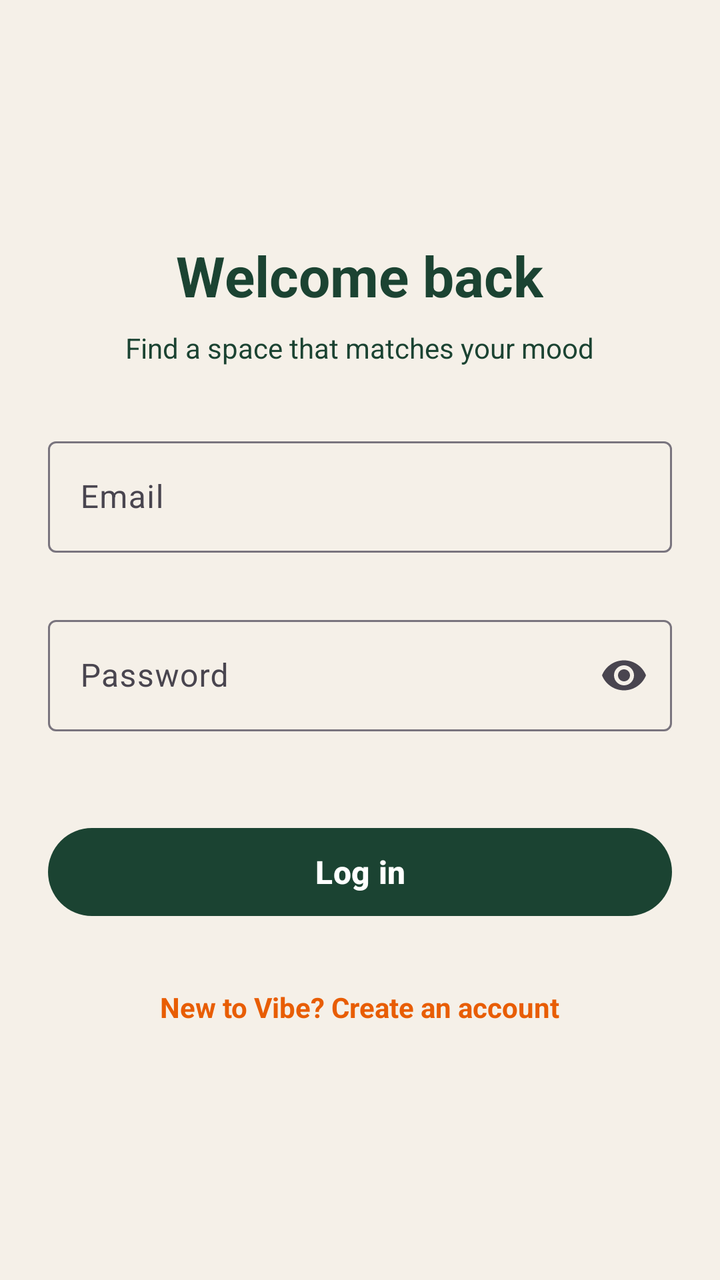
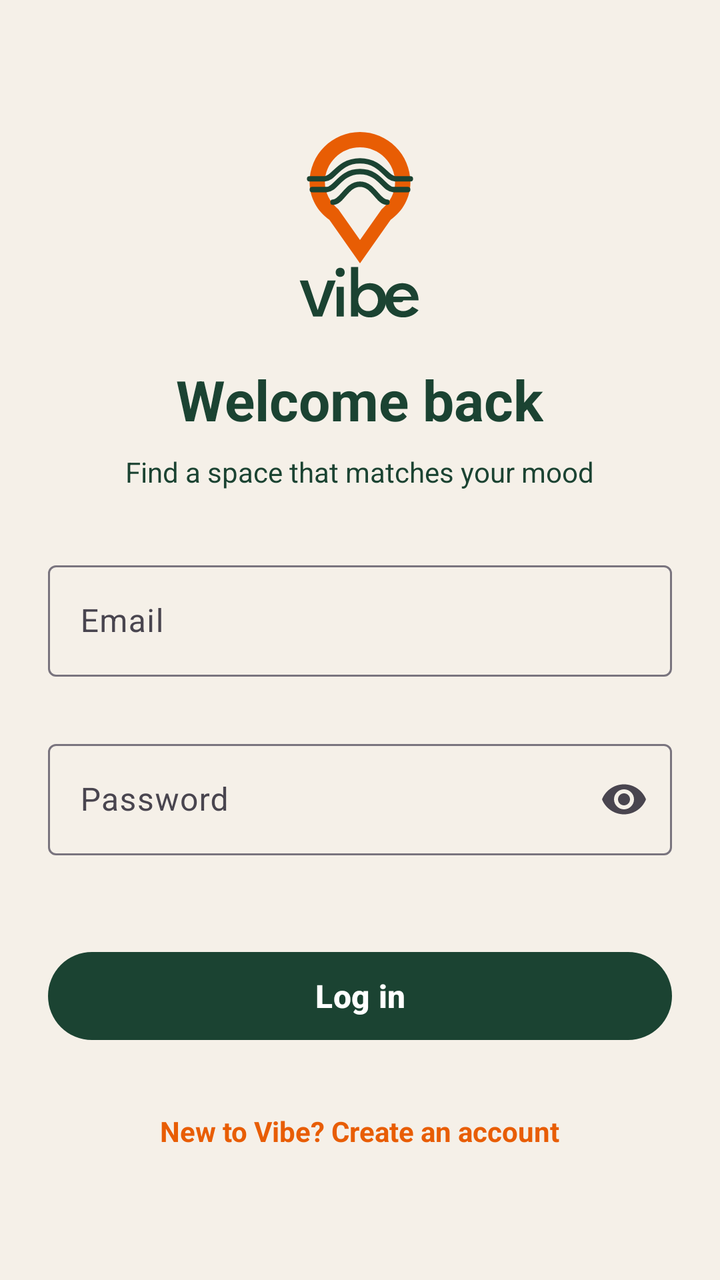

The first picture is an Android layout as it rendered before a commit; the second is the same layout after the commit. The layout source and the unified diff follow.
<!-- AndroidManifest.xml: application theme Theme.Vibe -->
<!-- res/layout/activity_login.xml -->
<?xml version="1.0" encoding="utf-8"?>
<ScrollView xmlns:android="http://schemas.android.com/apk/res/android"
    xmlns:app="http://schemas.android.com/apk/res-auto"
    android:id="@+id/rootScrollView"
    android:layout_width="match_parent"
    android:layout_height="match_parent"
    android:background="@color/vibe_cream"
    android:fillViewport="true">

    <LinearLayout
        android:layout_width="match_parent"
        android:layout_height="wrap_content"
        android:gravity="center"
        android:orientation="vertical"
        android:padding="24dp">

        <TextView
            android:id="@+id/titleTextView"
            android:layout_width="wrap_content"
            android:layout_height="wrap_content"
            android:text="@string/login_title"
            android:textColor="@color/vibe_green"
            android:textSize="28sp"
            android:textStyle="bold" />

        <TextView
            android:id="@+id/subtitleTextView"
            android:layout_width="wrap_content"
            android:layout_height="wrap_content"
            android:layout_marginTop="8dp"
            android:text="@string/login_subtitle"
            android:textColor="@color/vibe_green"
            android:textSize="14sp" />

        <com.google.android.material.textfield.TextInputLayout
            android:id="@+id/emailInputLayout"
            android:layout_width="match_parent"
            android:layout_height="wrap_content"
            android:layout_marginTop="32dp"
            android:hint="@string/email_label"
            app:errorEnabled="true">

            <com.google.android.material.textfield.TextInputEditText
                android:id="@+id/emailEditText"
                android:layout_width="match_parent"
                android:layout_height="wrap_content"
                android:autofillHints="emailAddress"
                android:imeOptions="actionNext"
                android:inputType="textEmailAddress"
                android:maxLines="1" />
        </com.google.android.material.textfield.TextInputLayout>

        <com.google.android.material.textfield.TextInputLayout
            android:id="@+id/passwordInputLayout"
            android:layout_width="match_parent"
            android:layout_height="wrap_content"
            android:layout_marginTop="8dp"
            android:hint="@string/password_label"
            app:endIconMode="password_toggle"
            app:errorEnabled="true">

            <com.google.android.material.textfield.TextInputEditText
                android:id="@+id/passwordEditText"
                android:layout_width="match_parent"
                android:layout_height="wrap_content"
                android:autofillHints="password"
                android:imeOptions="actionDone"
                android:inputType="textPassword"
                android:maxLines="1" />
        </com.google.android.material.textfield.TextInputLayout>

        <com.google.android.material.progressindicator.CircularProgressIndicator
            android:id="@+id/progressIndicator"
            android:layout_width="wrap_content"
            android:layout_height="wrap_content"
            android:layout_marginTop="16dp"
            android:indeterminate="true"
            android:visibility="gone"
            app:indicatorColor="@color/vibe_orange" />

        <com.google.android.material.button.MaterialButton
            android:id="@+id/loginButton"
            style="@style/Widget.Vibe.Button.Primary"
            android:layout_width="match_parent"
            android:layout_height="wrap_content"
            android:layout_marginTop="24dp"
            android:text="@string/login_button" />

        <TextView
            android:id="@+id/goToRegisterTextView"
            android:layout_width="wrap_content"
            android:layout_height="wrap_content"
            android:layout_marginTop="24dp"
            android:padding="8dp"
            android:text="@string/go_to_register"
            android:textColor="@color/vibe_orange"
            android:textSize="14sp"
            android:textStyle="bold" />

    </LinearLayout>
</ScrollView>
<!-- resources referenced by this layout -->
<resources>
  <color name="vibe_cream">#F5F0E8</color>
  <color name="vibe_green">#1B4332</color>
  <color name="vibe_orange">#E85D04</color>
  <string name="email_label">Email</string>
  <string name="go_to_register">New to Vibe? Create an account</string>
  <string name="login_button">Log in</string>
  <string name="login_subtitle">Find a space that matches your mood</string>
  <string name="login_title">Welcome back</string>
  <string name="password_label">Password</string>
  <style name="Widget.Vibe.Button.Primary" parent="Widget.Material3.Button">
          <item name="backgroundTint">@color/vibe_green</item>
          <item name="android:textColor">@color/white</item>
          <item name="android:textSize">16sp</item>
          <item name="android:textStyle">bold</item>
          <item name="cornerRadius">24dp</item>
          <item name="android:minHeight">52dp</item>
      </style>
  <style name="Theme.Vibe" parent="Base.Theme.Vibe" />
  <color name="white">#FFFFFF</color>
  <style name="Base.Theme.Vibe" parent="Theme.Material3.Light.NoActionBar">
          <item name="colorPrimary">@color/vibe_green</item>
          <item name="colorOnPrimary">@color/white</item>
          <item name="colorSecondary">@color/vibe_orange</item>
          <item name="android:colorBackground">@color/vibe_cream</item>
          <item name="colorSurface">@color/vibe_cream</item>
          <item name="colorError">@color/vibe_error</item>
  
          <item name="android:statusBarColor">@android:color/transparent</item>
          <item name="android:windowLightStatusBar">true</item>
  
          <item name="textInputStyle">@style/Widget.Material3.TextInputLayout.OutlinedBox</item>
      </style>
  <color name="vibe_error">#B3261E</color>
</resources>

<!-- the commit's change to res/layout/activity_login.xml (unified diff, before → after) -->
@@ -13,6 +13,14 @@
         android:gravity="center"
         android:orientation="vertical"
         android:padding="24dp">
+
+        <ImageView
+            android:id="@+id/logoImageView"
+            android:layout_width="90dp"
+            android:layout_height="108dp"
+            android:layout_marginBottom="16dp"
+            android:contentDescription="@string/app_name"
+            android:src="@drawable/ic_vibe_logo" />
 
         <TextView
             android:id="@+id/titleTextView"
<!-- resource entries referenced after the edit -->
@@ -3,6 +3,8 @@
   <color name="vibe_cream">#F5F0E8</color>
   <color name="vibe_green">#1B4332</color>
   <color name="vibe_orange">#E85D04</color>
+  <!-- drawable ic_vibe_logo: vector/xml drawable (drawable, 2494 chars, omitted) -->
+  <string name="app_name">Vibe</string>
   <string name="email_label">Email</string>
   <string name="go_to_register">New to Vibe? Create an account</string>
   <string name="login_button">Log in</string>
